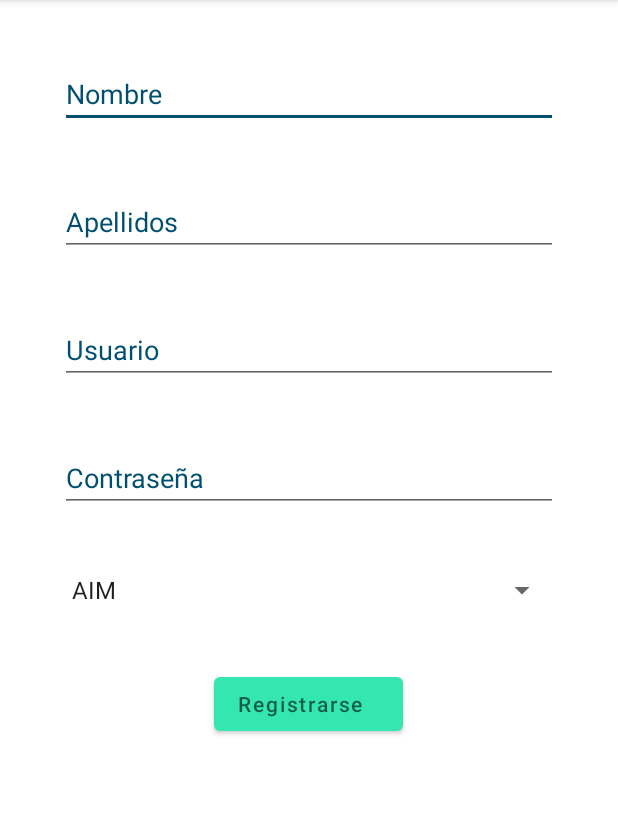
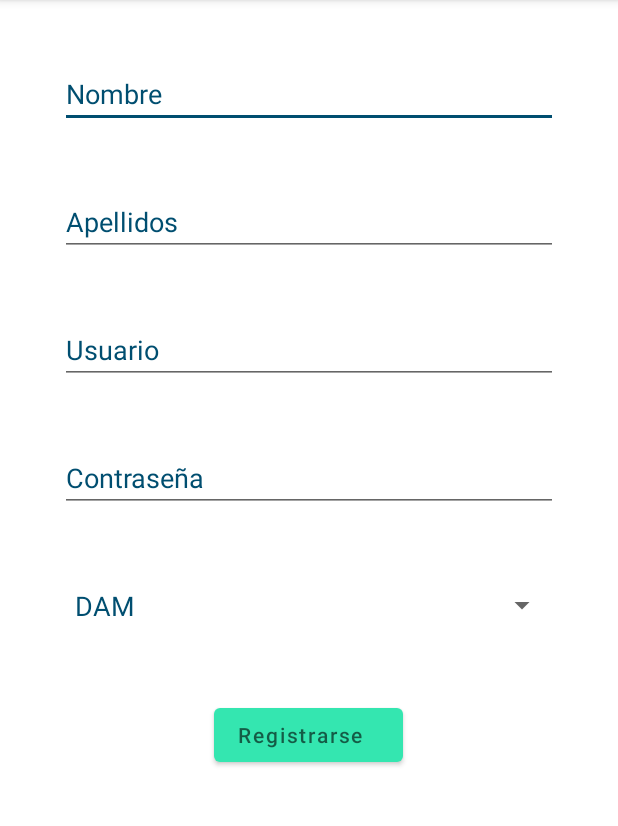
Before and after one commit to David060900/CampusCamaraFP, an Android app: the Registrarse screen opened directly, with no data from a screen before it, on a phone screen of 412 x 824 dp, the part 84-910 px from its top. Run offline under Robolectric (Android 15) with nearby library versions, the light colour scheme and no system bars.

Commit message:
CampusCamaraFP

```diff
--- a/app/src/main/java/com/example/campuscamarafp/Registrarse.java
+++ b/app/src/main/java/com/example/campuscamarafp/Registrarse.java
@@ -1,16 +1,24 @@
 package com.example.campuscamarafp;
 
 import android.os.Bundle;
+import android.widget.ArrayAdapter;
+import android.widget.Spinner;
 import android.widget.TextView;
 
 import androidx.appcompat.app.AppCompatActivity;
+    public class Registrarse extends AppCompatActivity {
 
+        private Spinner spinner1;
 
-
-    public class Registrarse extends AppCompatActivity {
         @Override
         protected void onCreate(Bundle savedInstanceState) {
             super.onCreate(savedInstanceState);
             setContentView(R.layout.activity_main_registro);
+
+            spinner1 = (Spinner)findViewById(R.id.spinnerCursos);
+
+            String cursos [] = {"DAM", "Marketing y Publicidad", "Comercio Internacional"};
+            ArrayAdapter<String> adapter = new ArrayAdapter<String>(this, R.layout.spinner_cursos, cursos);
+            spinner1.setAdapter(adapter);
         }
     }
--- a/app/src/main/res/layout/activity_main_registro.xml
+++ b/app/src/main/res/layout/activity_main_registro.xml
@@ -72,8 +72,7 @@
         android:layout_marginLeft="40dp"
         android:layout_marginTop="40dp"
         android:layout_marginEnd="40dp"
-        android:layout_marginRight="40dp"
-        android:entries="@android:array/imProtocols" />
+        android:layout_marginRight="40dp"/>
 
     <Button
         android:id="@+id/btnRegistrarse"
--- /dev/null
+++ b/app/src/main/res/layout/spinner_cursos.xml
@@ -0,0 +1,9 @@
+<?xml version="1.0" encoding="utf-8"?>
+<TextView
+    android:layout_width="match_parent"
+    android:layout_height="wrap_content"
+    android:textSize="18sp"
+    android:padding="10sp"
+    android:textColor="@color/linea_escribir"
+    android:fontFamily="sans-serif"
+    xmlns:android="http://schemas.android.com/apk/res/android" />
```
